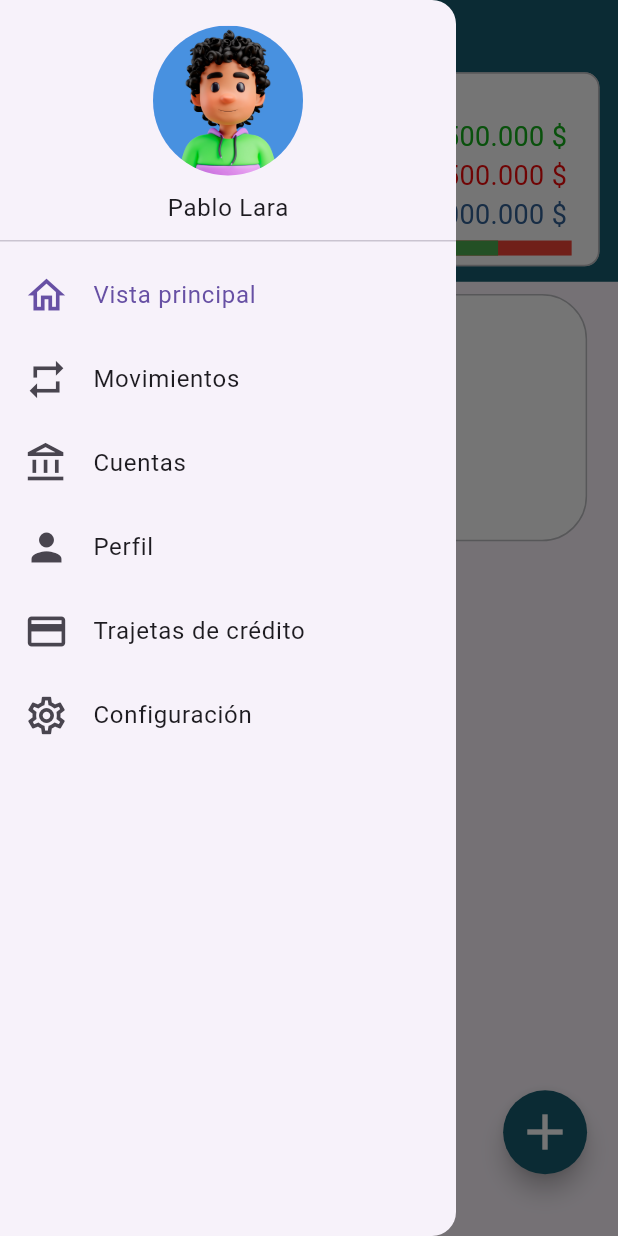
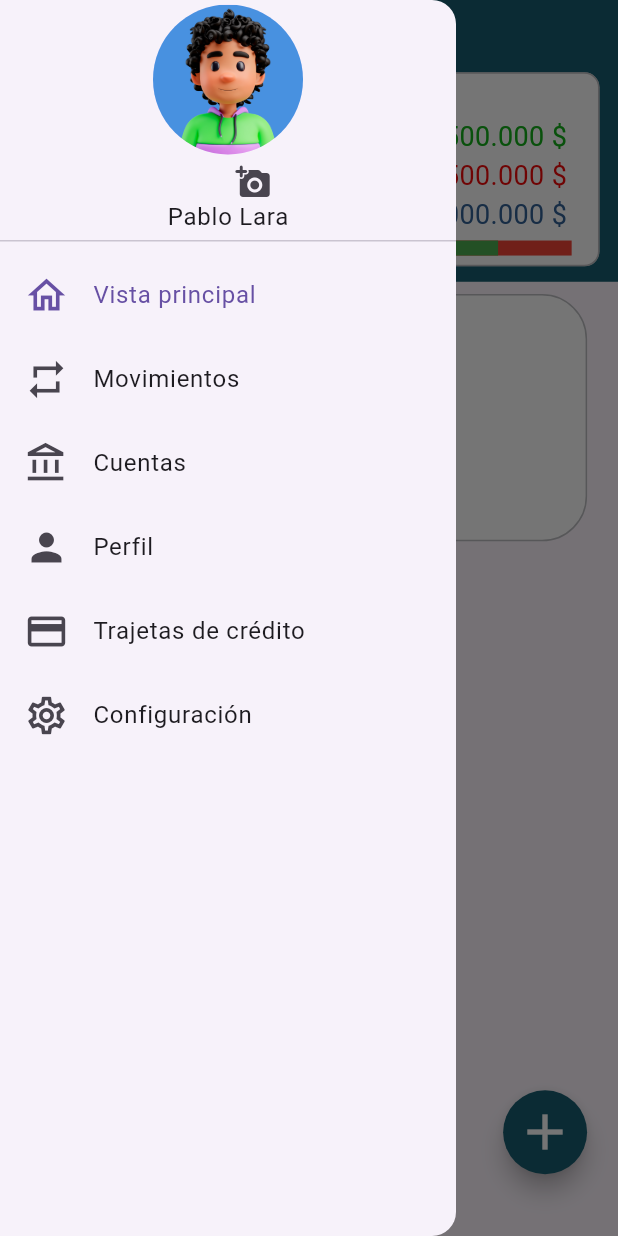
Before and after one commit to softdimo/wapig, a Flutter app: the MyHomePage screen opened directly, with the side drawer open, on a phone screen of 412 x 824 dp. Run offline on Flutter 3.47's test engine with Material 3 defaults, Android fonts, the phone set to English and light mode, and no system bars; our stand-ins replace image_picker; Roboto replaces fonts that are missing (Sansita).

Commit message:
Rama origen: desarrollo
Rama actual de trabajo: req-20240207-08

Archivos modificados:

Resumen del commit: se crea la funcionalidad para capturar fotos o seleccionarlas desde la galería. Pero la imagen aún no se guarda

```diff
--- a/lib/imports/barrel.dart
+++ b/lib/imports/barrel.dart
@@ -32,3 +32,6 @@ export 'dart:async';
 export 'package:wapig/presentation/screens/accion_cuenta_screen.dart';
 export 'package:image_picker/image_picker.dart';
 export 'dart:io';
+export 'package:path_provider/path_provider.dart';
+export 'dart:typed_data';
+export 'package:wapig/presentation/widgets/take_photo/take_photo.dart';
--- a/lib/main.dart
+++ b/lib/main.dart
@@ -16,7 +16,7 @@ class MyApp extends StatelessWidget {
   @override
   Widget build(BuildContext context) {
     return const MaterialApp(
-        title: 'Material App',
+        title: 'Wapig',
         debugShowCheckedModeBanner: false,
         home: ScreenWelcome());
   }
--- a/lib/presentation/screens/home_screen.dart
+++ b/lib/presentation/screens/home_screen.dart
@@ -19,6 +19,8 @@ class _MyHomePageState extends State<MyHomePage> {
     egresos: 0,
     saldo: 0,
   );
+  File? image;
+  String? imagePath;
 
   void _showModalDialog() {
     setState(() {
@@ -36,6 +38,7 @@ class _MyHomePageState extends State<MyHomePage> {
   void initState() {
     super.initState();
     _fetchConsolidatedData();
+    image;
   }
 
   Future<void> _fetchConsolidatedData() async {
@@ -57,11 +60,13 @@ class _MyHomePageState extends State<MyHomePage> {
     );
   }
 
-
   @override
   Widget build(BuildContext context) {
     final List<ListTile> items = SideMenuItems.getItems();
     final size = MediaQuery.of(context).size;
+    ImageProvider? imageProvider;
+    image != null ? imageProvider = FileImage(image!) : null;
+
     return GestureDetector(
         onTap: () {
           setState(() => isClicked = false);
@@ -97,20 +102,36 @@ class _MyHomePageState extends State<MyHomePage> {
           drawer: Drawer(
             child: ListView(
               children: [
-                const DrawerHeader(
-                  //padding: EdgeInsets.only(top: 0),
+                DrawerHeader(
+                  padding: const EdgeInsets.only(top: 0),
+                  child: Stack(children: [
+                    Center(
                       child: Column(
                         mainAxisAlignment: MainAxisAlignment.center,
                         children: [
                           CircleAvatar(
                             radius: 50,
-                        backgroundImage: AssetImage('assets/images/perfil.png'),
+                            backgroundImage: imageProvider ?? const AssetImage('assets/images/perfil.png'),
                           ),
-                      SizedBox(height: 10),
-                      Text(
+
+                          const SizedBox(height: 30),
+                          const Text(
                               'Pablo Lara'), //Aqui se debe mostrar el nombre de usuario desde la BD
                         ],
                       ),
+                    ),
+                    Positioned(
+                      right: size.width * 0.27,
+                      bottom: 15,
+                      child: TakePhoto(
+                        onImageFile: (imagePicked) {
+                          setState(() {
+                            image = imagePicked;
+                          });
+                        },
+                      ),
+                    ),
+                  ]),
                 ),
                 for (int i = 0; i < items.length; i++)
                   ListTile(
@@ -163,6 +184,25 @@ class _MyHomePageState extends State<MyHomePage> {
                       ],
                     ),
                   ),
+                ),
+              ),
+              /* if(imagePath != null)
+                Image.file(File(imagePath!)), */
+
+              Positioned(
+                right: size.width * 0.27,
+                bottom: 15,
+                child: TakePhoto(
+                  /* onImagePicked: (pickedImage) {
+                          setState(() {
+                            image = pickedImage;
+                          });
+                        }, */
+                  onImageFile: (imagePath) {
+                    setState(() {
+                      imagePath = imagePath;
+                    });
+                  },
                 ),
               ),
               Positioned(
--- a/lib/presentation/widgets/date_input_generic/date_input_generic.dart
+++ b/lib/presentation/widgets/date_input_generic/date_input_generic.dart
@@ -23,7 +23,7 @@ class _DateInputGenericState extends State<DateInputGeneric> {
           context: context,
           initialDate: _selectedDate ?? DateTime.now(),
           firstDate: DateTime(2000),
-          lastDate: DateTime(2101),
+          lastDate: DateTime(2101)
         )) ??
         DateTime.now();
 
@@ -58,7 +58,7 @@ class _DateInputGenericState extends State<DateInputGeneric> {
                 onTap: () => _selectDate(context),
                 decoration: const InputDecoration(
                   border: InputBorder.none,
-                  hintStyle: TextStyle(color: Colors.grey),
+                  hintStyle: TextStyle(color: Colors.grey, fontSize: 19),
                   hintText: 'Fecha:',
                   suffixIcon: Icon(Icons.calendar_month_rounded),
                 ),
--- /dev/null
+++ b/lib/presentation/widgets/take_photo/take_photo.dart
@@ -0,0 +1,156 @@
+import 'dart:typed_data';
+
+//import 'package:image/image.dart';
+import 'package:wapig/imports/barrel.dart';
+
+class TakePhoto extends StatefulWidget {
+  //final Function(Uint8List?) onImagePicked;
+  final Function(File?) onImageFile;
+  Uint8List? image;
+
+
+  TakePhoto({super.key, required this.onImageFile});
+
+  @override
+  State<TakePhoto> createState() => _TakePhotoState();
+}
+
+class _TakePhotoState extends State<TakePhoto> {
+  //Uint8List? _image;
+  File? imageFile;
+  //String? imagePath;
+
+  void _pickImage(ImageSource source) async {
+    final pickedFile = await ImagePicker().pickImage(source: source);
+    if (pickedFile != null) {
+      setState(() {
+        imageFile = File(pickedFile.path);
+        widget.onImageFile(imageFile);
+      });
+      Navigator.of(context).pop();
+
+
+      /* setState(() {
+        widget.onImagePicked(resizedBytes);
+        widget.onImageFIle(imageFile);
+        Navigator.of(context).pop();
+      }); */
+    }
+  }
+
+  @override
+  Widget build(BuildContext context) {
+    return IconButton(
+
+      icon: const Icon(Icons.add_a_photo_rounded),
+      onPressed: () => showImagePickerOption(context),
+      //child: const Text('Seleccionar imagen'),
+    );
+  }
+
+  void showImagePickerOption(BuildContext context) {
+    showModalBottomSheet(
+        context: context,
+        builder: (builder) {
+          return SizedBox(
+            width: MediaQuery.of(context).size.width,
+            height: MediaQuery.of(context).size.height / 4,
+            child: Row(
+              children: [
+                Expanded(
+                  child: InkWell(
+                    onTap: () {
+                      _pickImage(ImageSource.gallery);
+                    },
+                    child: const SizedBox(
+                      child: Column(
+                        children: [
+                          Icon(Icons.image, size: 70),
+                          Text('Galería')
+                        ],
+                      ),
+                    ),
+                  ),
+                ),
+                Expanded(
+                  child: InkWell(
+                    onTap: () {
+                      _pickImage(ImageSource.camera);
+                    },
+                    child: const SizedBox(
+                      child: Column(
+                        children: [
+                          Icon(
+                            Icons.camera_alt,
+                            size: 70,
+                          ),
+                          Text('Camara')
+                        ],
+                      ),
+                    ),
+                  ),
+                )
+              ],
+            ),
+          );
+        });
+  }
+
+  /* Future<void> _pickImageFromGallery() async {
+    try {
+      final returnImage = await ImagePicker().pickImage(source: ImageSource.gallery);
+
+      if (returnImage == null) return;
+
+      // Decode and resize image (optional)
+      final imageBytes = await decodeImage(await returnImage.readAsBytes());
+      Uint8List? resizedBytes;
+      if (imageBytes != null) {
+        //final resizedImage = copyResize(imageBytes, width: 200, height: 200);
+        resizedBytes = Uint8List.fromList(imageBytes.getBytes());
+      }
+
+      // Get a suitable path to save the image
+      final appDir = await getApplicationDocumentsDirectory();
+      final filename = '${DateTime.now().millisecondsSinceEpoch}.jpg';
+      imagePath = '${appDir.path}/$filename';
+
+      // Save the image to the path
+      final imageFile = File(imagePath!);
+      await imageFile.writeAsBytes(resizedBytes ?? await returnImage.readAsBytes());
+
+      setState(() {
+        widget.onImagePicked(resizedBytes);
+        widget.onImagePath(imagePath);
+        Navigator.of(context).pop();
+      });
+    } catch (e) {
+      print('Error al seleccionar la imagen: $e');
+    }
+  } */
+
+  /* Future<void> _pickImageFromGallery() async {
+    try {
+      final returnImage =
+          await ImagePicker().pickImage(source: ImageSource.gallery);
+      if (returnImage == null) return;
+      widget.imageFile = File(returnImage.path);
+      final imageBytes = await decodeImage(await returnImage.readAsBytes());
+      final resizedImage = copyResize(imageBytes, width: 200, height: 200);
+      final resizedBytes = Uint8List.fromList(resizedImage.getBytes());
+
+      //final imageBytes = await returnImage.readAsBytes();
+      setState(() {
+        widget.onImagePicked(widget.image);
+        Navigator.of(context).pop();
+        /* imageFile = File(returnImage.path);
+      widget.onImagePicked(File(returnImage.path).readAsBytesSync());
+      Navigator.of(context).pop(); */
+      });
+    } catch (e) {
+      print('Error al seleccionar la imagen: $e');
+    }
+  } */
+
+  //TODO falta terminar la lógica de la instancia a la clase con el atributo  widget.image
+}
--- a/pubspec.yaml
+++ b/pubspec.yaml
@@ -39,8 +39,12 @@ dependencies:
   flutter_platform_widgets: ^6.0.2
   font_awesome_flutter: ^9.2.0
   http: ^1.2.0
-  image_picker: ^1.0.7
+  image: ^4.1.7
+  image_cropper: ^5.0.1
+  image_picker: ^0.8.4+11
   intl: ^0.18.1
+  path_provider: ^2.1.2
+  permission_handler: ^11.3.0
   provider: ^6.1.1
 
 dev_dependencies:
```
Also changed, not shown: lib/presentation/screens/side_menu.dart (+31 -3 lines), lib/presentation/widgets/input_select/input_select.dart (+4 -4 lines), lib/presentation/widgets/modal_windows/transfer_modal/transfer_modal.dart (+20 -3 lines), pubspec.lock, 6 other files. Lines whose indentation alone changed are shown as unchanged.
